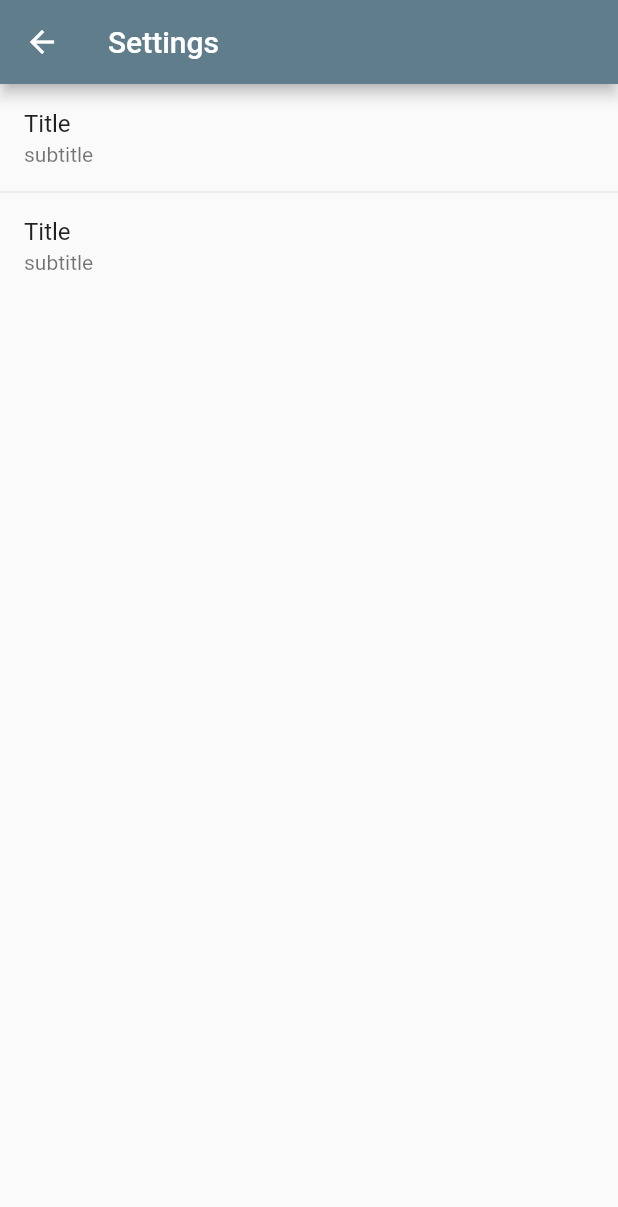
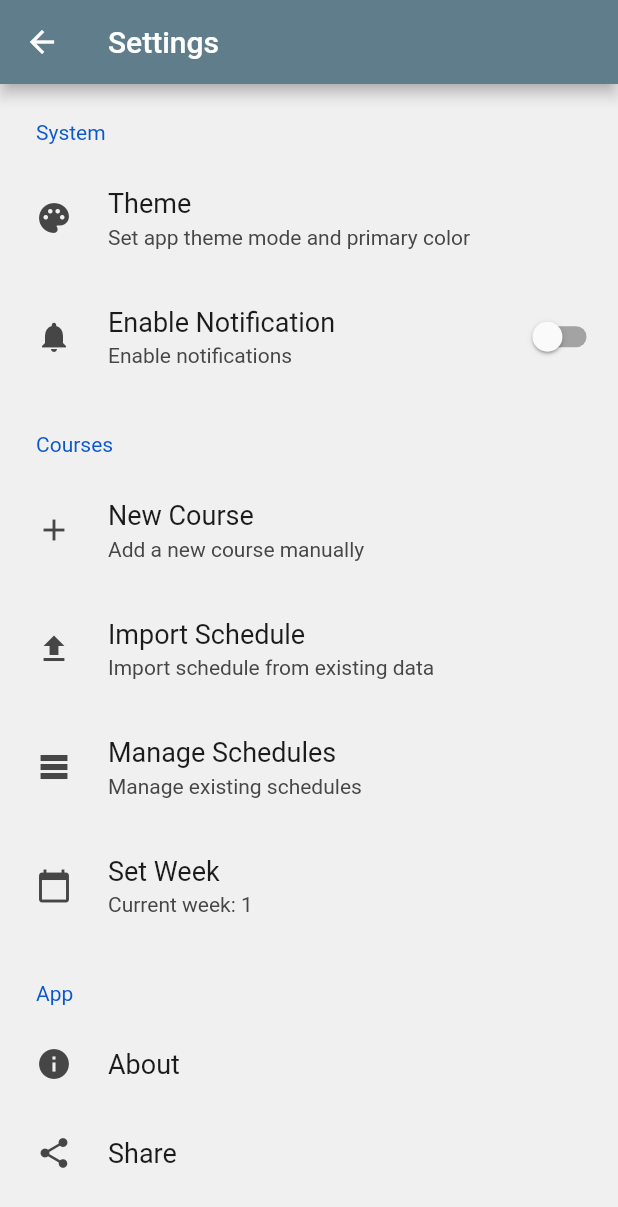
Before and after one commit to iori2333/Schedule, a Flutter app: the SettingPage screen opened by its route, on a phone screen of 412 x 824 dp. Shown: the top 1207 px of the screen. Run offline on Flutter 3.47's test engine with Material 2 defaults, Android fonts, the phone set to English and light mode, and no system bars; drawn by our look-alikes of settings_ui; our stand-ins replace fluro, shared_preferences; accounts and stored records are empty.

Commit message:
feat: basic setting options

```diff
--- a/lib/main.dart
+++ b/lib/main.dart
@@ -1,6 +1,7 @@
 import 'package:flutter/material.dart';
 import 'package:provider/provider.dart';
 import 'package:schedule/router.dart';
+import 'package:schedule/store/configs.dart';
 import 'package:schedule/store/date.dart';
 import 'package:schedule/store/themes.dart';
 
@@ -9,6 +10,7 @@ void main() {
     providers: [
       ChangeNotifierProvider(create: (context) => ThemeProvider()),
       ChangeNotifierProvider(create: (context) => DateProvider()),
+      ChangeNotifierProvider(create: (context) => ConfigProvider()),
     ],
     child: const MyApp(),
   ));
@@ -19,22 +21,23 @@ class MyApp extends StatelessWidget {
 
   @override
   Widget build(BuildContext context) {
+    var theme = context.watch<ThemeProvider>();
     return MaterialApp(
       title: 'Schedule',
       debugShowCheckedModeBanner: false,
       theme: ThemeData(
         colorScheme: ColorScheme.fromSwatch(
-          primarySwatch: context.watch<ThemeProvider>().theme,
+          primarySwatch: theme.color,
           brightness: Brightness.light,
         ),
       ),
       darkTheme: ThemeData(
         colorScheme: ColorScheme.fromSwatch(
-          primarySwatch: context.watch<ThemeProvider>().theme,
+          primarySwatch: theme.color,
           brightness: Brightness.dark,
         ),
       ),
-      themeMode: context.watch<ThemeProvider>().mode,
+      themeMode: theme.mode,
       onGenerateRoute: AppRouter.instance.generator,
     );
   }
--- a/lib/pages/settings.dart
+++ b/lib/pages/settings.dart
@@ -1,5 +1,11 @@
 import 'package:flutter/material.dart';
-import 'package:schedule/global.dart';
+import 'package:schedule/store/configs.dart';
+import 'package:schedule/store/themes.dart';
+import 'package:schedule/widgets/common/week_modal.dart';
+import 'package:schedule/widgets/setting/theme_modal.dart';
+import 'package:settings_ui/settings_ui.dart';
+import 'package:provider/provider.dart';
+import 'package:schedule/store/date.dart';
 
 class SettingPage extends StatelessWidget {
   const SettingPage({Key? key}) : super(key: key);
@@ -8,25 +14,90 @@ class SettingPage extends StatelessWidget {
   Widget build(BuildContext context) {
     return Scaffold(
       appBar: AppBar(
-        toolbarHeight: Constants.appBarHeight,
         title: const Text("Settings"),
       ),
-      body: ListView(
-        children: ListTile.divideTiles(
-          context: context,
-          tiles: [
-            ListTile(
-              title: const Text('Title'),
-              subtitle: const Text('subtitle'),
-              onTap: () {},
-            ),
-            ListTile(
-              title: const Text('Title'),
-              subtitle: const Text('subtitle'),
-              onTap: () {},
-            ),
-          ],
-        ).toList(),
+      body: SettingsList(
+        platform: DevicePlatform.android,
+        sections: [
+          SettingsSection(
+            title: const Text("System"),
+            tiles: [
+              SettingsTile.navigation(
+                title: const Text("Theme"),
+                description: const Text("Set app theme mode and primary color"),
+                leading: const Icon(Icons.palette),
+                onPressed: (context) {
+                  showDialog(
+                    context: context,
+                    builder: (context) => ThemeModal(
+                      context.watch<ThemeProvider>().modeIndex,
+                    ),
+                  );
+                },
+              ),
+              SettingsTile.switchTile(
+                initialValue: context.watch<ConfigProvider>().useNotification,
+                title: const Text("Enable Notification"),
+                description: const Text("Enable notifications"),
+                leading: const Icon(Icons.notifications),
+                onToggle: (value) {
+                  context.read<ConfigProvider>().useNotification = value;
+                },
+              ),
+            ],
+          ),
+          SettingsSection(
+            title: const Text("Courses"),
+            tiles: [
+              SettingsTile.navigation(
+                title: const Text("New Course"),
+                description: const Text("Add a new course manually"),
+                leading: const Icon(Icons.add),
+                onPressed: (context) {},
+              ),
+              SettingsTile.navigation(
+                title: const Text("Import Schedule"),
+                description: const Text("Import schedule from existing data"),
+                leading: const Icon(Icons.upload),
+                onPressed: (context) {},
+              ),
+              SettingsTile.navigation(
+                title: const Text("Manage Schedules"),
+                description: const Text("Manage existing schedules"),
+                leading: const Icon(Icons.table_rows),
+                onPressed: (context) {},
+              ),
+              SettingsTile.navigation(
+                title: const Text("Set Week"),
+                description: Text(
+                  "Current week: ${context.watch<DateProvider>().week}",
+                ),
+                leading: const Icon(Icons.calendar_today),
+                onPressed: (context) {
+                  showDialog(
+                    context: context,
+                    builder: (context) => const WeekModal(),
+                  );
+                },
+              ),
+            ],
+          ),
+          SettingsSection(
+            title: const Text("App"),
+            tiles: [
+              SettingsTile.navigation(
+                title: const Text("About"),
+                leading: const Icon(Icons.info),
+                onPressed: (context) {},
+              ),
+              SettingsTile.navigation(
+                title: const Text("Share"),
+                leading: const Icon(Icons.share),
+                onPressed: (context) {},
+              )
+            ],
+          ),
+        ],
       ),
     );
   }
--- /dev/null
+++ b/lib/store/configs.dart
@@ -0,0 +1,23 @@
+import 'package:flutter/material.dart';
+import 'package:shared_preferences/shared_preferences.dart';
+
+class ConfigProvider with ChangeNotifier {
+  ConfigProvider() {
+    SharedPreferences.getInstance().then((value) {
+      _useNotification = value.getBool("useNotification") ?? false;
+    });
+  }
+
+  bool _useNotification = false;
+
+  bool get useNotification => _useNotification;
+
+  set useNotification(bool use) {
+    _useNotification = use;
+    SharedPreferences.getInstance().then((value) {
+      value.setBool("useNotification", use);
+    });
+
+    notifyListeners();
+  }
+}
--- a/lib/store/themes.dart
+++ b/lib/store/themes.dart
@@ -2,7 +2,7 @@ import 'package:flutter/material.dart';
 import 'package:shared_preferences/shared_preferences.dart';
 
 class ThemeProvider with ChangeNotifier {
-  static const _colors = [
+  static const colors = [
     Colors.blueGrey,
     Colors.blue,
     Colors.purple,
@@ -24,12 +24,16 @@ class ThemeProvider with ChangeNotifier {
 
   var _mode = 0;
 
-  MaterialColor get theme => _colors[_color];
+  MaterialColor get color => colors[_color];
 
   ThemeMode get mode => _modes[_mode];
 
+  int get modeIndex => _mode;
+
+  int get colorIndex => _color;
+
   Future setColor(int index) async {
-    if (index >= _colors.length) {
+    if (index >= colors.length) {
       return;
     }
 
@@ -39,11 +43,17 @@ class ThemeProvider with ChangeNotifier {
     notifyListeners();
   }
 
-  Future toggleMode() async {
-    _mode = (_mode + 1) % _modes.length;
-
+  Future setMode(int index) async {
+    if (index >= _modes.length) {
+      return;
+    }
+    _mode = index;
     var _prefs = await SharedPreferences.getInstance();
-    _prefs.setInt("theme-mode", _mode);
+    _prefs.setInt("theme_mode", _mode);
     notifyListeners();
   }
+
+  Future toggleMode() async {
+    await setMode((_mode + 1) % _modes.length);
+  }
 }
--- a/pubspec.yaml
+++ b/pubspec.yaml
@@ -16,8 +16,8 @@ dependencies:
   fluro: ^2.0.3
   shared_preferences: ^2.0.12
   sqflite: ^2.0.2
-  sqflite_common_ffi: ^2.1.0+2
   dio: ^4.0.4
+  settings_ui: ^2.0.1
 
 dev_dependencies:
   flutter_test:
```
Also changed, not shown: lib/widgets/setting/theme_modal.dart (added, +110 -0 lines), pubspec.lock.
